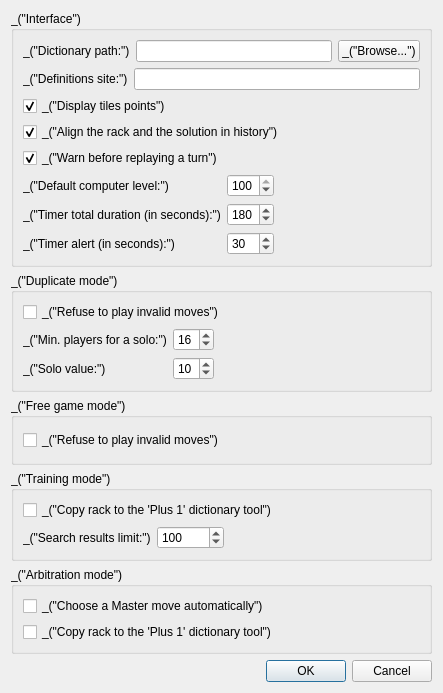
This is qt/ui/prefs_dialog.ui in cjlano/eliot as Qt 5 draws it before an edit. The edited form follows.
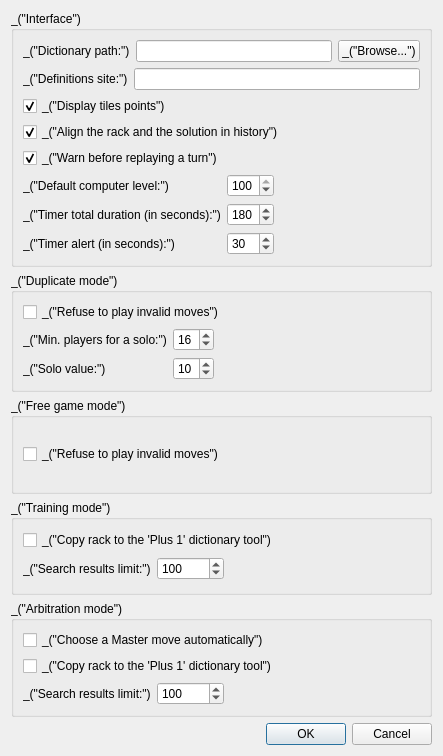
This is the edited form.

Commit message: New preference to save the search results limit in arbitration mode

```diff
--- a/qt/ui/prefs_dialog.ui
+++ b/qt/ui/prefs_dialog.ui
@@ -7,7 +7,7 @@
     <x>0</x>
     <y>0</y>
     <width>443</width>
-    <height>693</height>
+    <height>756</height>
    </rect>
   </property>
   <property name="windowTitle">
@@ -354,6 +354,40 @@
         </property>
        </widget>
       </item>
+      <item>
+       <layout class="QHBoxLayout" name="horizontalLayout_3">
+        <item>
+         <widget class="QLabel" name="label_9">
+          <property name="text">
+           <string>_(&quot;Search results limit:&quot;)</string>
+          </property>
+         </widget>
+        </item>
+        <item>
+         <widget class="QSpinBox" name="spinBoxArbitSearchLimit">
+          <property name="maximum">
+           <number>100000</number>
+          </property>
+          <property name="value">
+           <number>100</number>
+          </property>
+         </widget>
+        </item>
+        <item>
+         <spacer name="horizontalSpacer_3">
+          <property name="orientation">
+           <enum>Qt::Horizontal</enum>
+          </property>
+          <property name="sizeHint" stdset="0">
+           <size>
+            <width>40</width>
+            <height>20</height>
+           </size>
+          </property>
+         </spacer>
+        </item>
+       </layout>
+      </item>
      </layout>
     </widget>
    </item>
```
Left out of the diff: 6 changed lines with no effect on the pictures. The commit also changes 3 other files.
